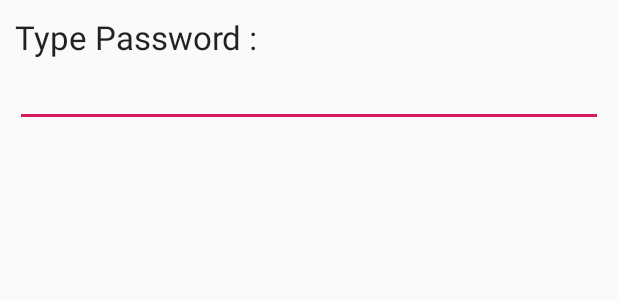
After one commit to nirvitlem/UsageMon, an Android app: the layout prompts.xml on its own in the app's theme, with its tools: preview values and no code run, on a phone screen of 412 x 824 dp. The commit adds this screen. Shown: the top 300 px of the screen. Run offline under Robolectric (Android 15) with nearby library versions, the phone set to English and light mode, and no system bars.

Commit message:
1/11 0743 home

```diff
--- a/app/src/main/java/com/vitlem/nir/usagemon/ScreenMonService.java
+++ b/app/src/main/java/com/vitlem/nir/usagemon/ScreenMonService.java
@@ -55,7 +55,7 @@ public class ScreenMonService extends IntentService {
         intent.putExtra(EXTRA_PARAM1, param1);
         intent.putExtra(EXTRA_PARAM2, param2);
         context.startService(intent);
-        MyBroadCastReciever.Timetemp = Calendar.getInstance().getTimeInMillis();
+       // MyBroadCastReciever.Timetemp = Calendar.getInstance().getTimeInMillis();
     }
 
     /**
--- /dev/null
+++ b/app/src/main/res/layout/prompts.xml
@@ -0,0 +1,25 @@
+<?xml version="1.0" encoding="utf-8"?>
+<LinearLayout xmlns:android="http://schemas.android.com/apk/res/android"
+    android:id="@+id/layout_root"
+    android:layout_width="fill_parent"
+    android:layout_height="fill_parent"
+    android:orientation="vertical"
+    android:padding="10dp" >
+
+    <TextView
+        android:id="@+id/textView1"
+        android:layout_width="wrap_content"
+        android:layout_height="wrap_content"
+        android:text="Type Password : "
+        android:textAppearance="?android:attr/textAppearanceLarge" />
+
+    <EditText
+        android:id="@+id/editTextDialogUserInput"
+        android:layout_width="match_parent"
+        android:layout_height="wrap_content" >
+
+        <requestFocus />
+
+    </EditText>
+
+</LinearLayout>
```
Also changed, not shown: app/src/main/java/com/vitlem/nir/usagemon/MainActivity.java (+90 -9 lines), app/src/main/java/com/vitlem/nir/usagemon/MyBroadCastReciever.java (+6 -2 lines), app/src/main/res/layout/activity_main.xml (+10 -0 lines).
